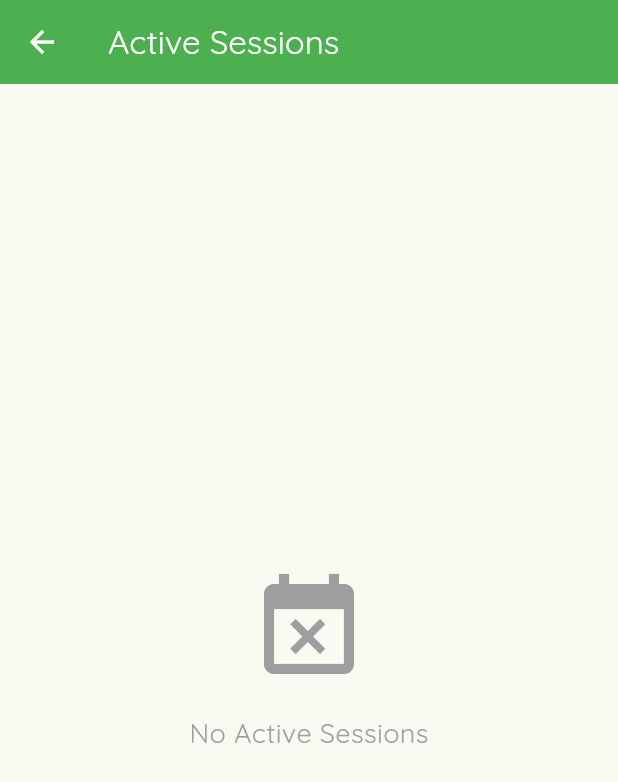
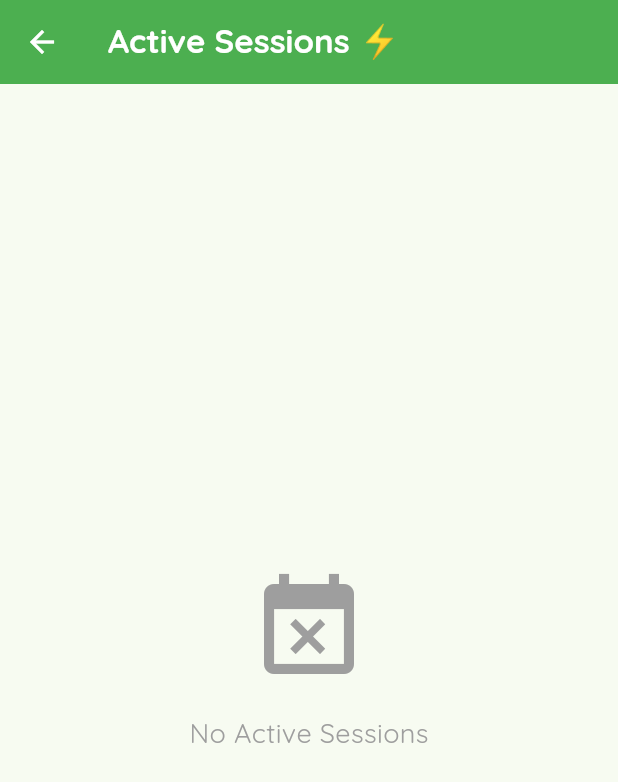
Before and after one commit to divineBayuo/regiedata, a Flutter app: the AdminDashboard screen opened directly, after a tap on "Active Sessions", on a phone screen of 412 x 824 dp. Shown: the top 782 px of the screen. Run offline on Flutter 3.47's test engine with Material 3 defaults, Android fonts, the phone set to English and light mode, and no system bars; our stand-ins replace cloud_firestore, firebase_auth, firebase_core, flutter_dotenv, google_sign_in, logger and 4 more; missing offline and left inert: mobile_scanner; accounts and stored records are empty.

Commit message:
Change all title headers to look better

```diff
--- a/lib/screens/admin_dashboard.dart
+++ b/lib/screens/admin_dashboard.dart
@@ -283,7 +283,10 @@ class _AdminDashboardState extends State<AdminDashboard>
     return Scaffold(
       backgroundColor: Colors.grey.shade50,
       appBar: AppBar(
-        title: const Text('Admin Dashboard'),
+        title: const Text(
+          'Admin Dashboard 📊📉',
+          style: TextStyle(fontWeight: FontWeight.bold),
+        ),
         backgroundColor: Colors.green,
         foregroundColor: Colors.white,
         elevation: 0,
@@ -293,8 +296,8 @@ class _AdminDashboardState extends State<AdminDashboard>
           labelColor: Colors.white,
           unselectedLabelColor: Colors.white70,
           tabs: const [
-            Tab(text: 'Overview'),
-            Tab(text: 'Analytics'),
+            Tab(text: 'Overview 📊'),
+            Tab(text: 'Analytics 📉'),
           ],
         ),
         actions: [
@@ -1622,7 +1625,10 @@ class _AdminDashboardState extends State<AdminDashboard>
       MaterialPageRoute(
         builder: (context) => Scaffold(
           appBar: AppBar(
-            title: const Text('Active Sessions'),
+            title: const Text(
+              'Active Sessions ⚡',
+              style: TextStyle(fontWeight: FontWeight.bold),
+            ),
             backgroundColor: Colors.green,
             foregroundColor: Colors.white,
           ),
@@ -1948,7 +1954,10 @@ class _AdminDashboardState extends State<AdminDashboard>
       MaterialPageRoute(
         builder: (context) => Scaffold(
           appBar: AppBar(
-            title: const Text('Session History'),
+            title: const Text(
+              'Session History 📜',
+              style: TextStyle(fontWeight: FontWeight.bold),
+            ),
             backgroundColor: Colors.green,
             foregroundColor: Colors.white,
           ),
--- a/lib/screens/attendance_history_screen.dart
+++ b/lib/screens/attendance_history_screen.dart
@@ -11,7 +11,10 @@ class AttendanceHistoryScreen extends StatelessWidget {
 
     return Scaffold(
       appBar: AppBar(
-        title: const Text('Attendance History'),
+        title: const Text(
+          'Attendance History 📜',
+          style: TextStyle(fontWeight: FontWeight.bold),
+        ),
         backgroundColor: Colors.green,
         foregroundColor: Colors.white,
       ),
--- a/lib/screens/code_entry_screen.dart
+++ b/lib/screens/code_entry_screen.dart
@@ -18,7 +18,10 @@ class _CodeEntryScreenState extends State<CodeEntryScreen> {
   Widget build(BuildContext context) {
     return Scaffold(
       appBar: AppBar(
-        title: const Text('Enter Attendance Code'),
+        title: const Text(
+          'Enter Attendance Code </>',
+          style: TextStyle(fontWeight: FontWeight.bold),
+        ),
         backgroundColor: Colors.green,
         foregroundColor: Colors.white,
       ),
--- a/lib/screens/google_profile_completion_screen.dart
+++ b/lib/screens/google_profile_completion_screen.dart
@@ -224,7 +224,10 @@ class _GoogleProfileCompletionScreenState
   Widget build(BuildContext context) {
     return Scaffold(
       appBar: AppBar(
-        title: const Text('Complete Your Profile'),
+        title: const Text(
+          'Complete Your Profile 🪪',
+          style: TextStyle(fontWeight: FontWeight.bold),
+        ),
         backgroundColor: Colors.green,
         foregroundColor: Colors.white,
         automaticallyImplyLeading: false,
--- a/lib/screens/organization_selector_screen.dart
+++ b/lib/screens/organization_selector_screen.dart
@@ -63,7 +63,10 @@ class _OrganizationSelectorScreenState
   Widget build(BuildContext context) {
     return Scaffold(
       appBar: AppBar(
-        title: const Text('Select Organization'),
+        title: const Text(
+          'Select Organization ✅',
+          style: TextStyle(fontWeight: FontWeight.bold),
+        ),
         backgroundColor: Colors.green,
         foregroundColor: Colors.white,
         automaticallyImplyLeading: false, // removes back button
--- a/lib/screens/qr_scanner_screen.dart
+++ b/lib/screens/qr_scanner_screen.dart
@@ -20,7 +20,10 @@ class _QRScannerScreenState extends State<QRScannerScreen> {
   Widget build(BuildContext context) {
     return Scaffold(
       appBar: AppBar(
-        title: const Text('Scan QR Code'),
+        title: const Text(
+          'Scan QR Code ⛶',
+          style: TextStyle(fontWeight: FontWeight.bold),
+        ),
         backgroundColor: Colors.green,
         foregroundColor: Colors.white,
         actions: [
--- a/lib/screens/user_home_screen.dart
+++ b/lib/screens/user_home_screen.dart
@@ -90,7 +90,10 @@ class _UserHomeScreenState extends State<UserHomeScreen> {
     return Scaffold(
       backgroundColor: Colors.grey.shade50,
       appBar: AppBar(
-        title: const Text('My Attendance'),
+        title: const Text(
+          'My Attendance 🙋🏻‍♂️',
+          style: TextStyle(fontWeight: FontWeight.bold),
+        ),
         backgroundColor: Colors.green,
         foregroundColor: Colors.white,
         actions: [
--- a/lib/screens/user_profile_screen.dart
+++ b/lib/screens/user_profile_screen.dart
@@ -174,7 +174,10 @@ class _UserProfileScreenState extends State<UserProfileScreen> {
   Widget build(BuildContext context) {
     return Scaffold(
       appBar: AppBar(
-        title: const Text('My Profile'),
+        title: const Text(
+          'My Profile 🙎🏻‍♂️',
+          style: TextStyle(fontWeight: FontWeight.bold),
+        ),
         backgroundColor: Colors.green,
         foregroundColor: Colors.white,
         actions: [
```
Also changed, not shown: lib/screens/all_attendance_screen.dart (+8 -2 lines), lib/screens/manage_users_screen.dart (+8 -5 lines), lib/screens/pending_admin_screen.dart (+5 -3 lines).
